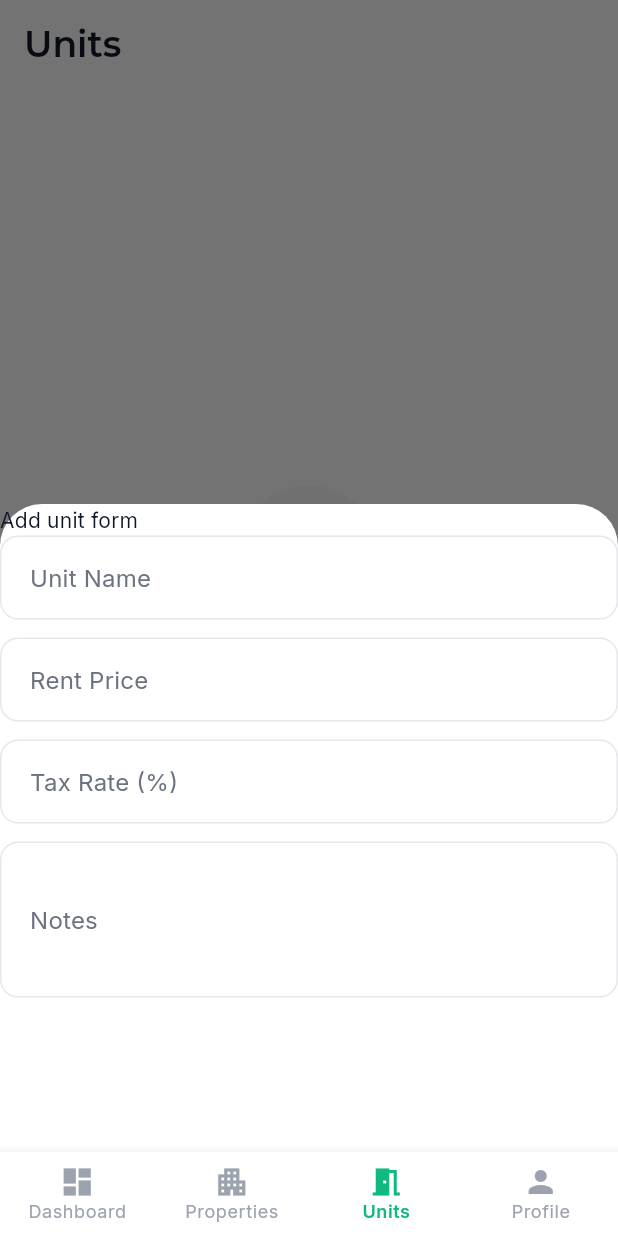
After one commit to BrianRigii/resident, a Flutter app: the UnitsScreen screen opened by its route, after a tap on the "add" icon, on a phone screen of 412 x 824 dp. The commit adds this screen. Run offline on Flutter 3.47's test engine with Material 3 defaults, Android fonts, the phone set to English and light mode, and no system bars; our stand-ins replace get_it, go_router, hive_ce, hive_ce_flutter, supabase_flutter; accounts and stored records are empty.

Commit message:
feat: add unit form and integrate with units screen

```diff
--- a/lib/features/properties/presentation/add_property_form.dart
+++ b/lib/features/properties/presentation/add_property_form.dart
@@ -1,7 +1,6 @@
 import 'package:flutter/material.dart';
 import 'package:go_router/go_router.dart';
 import 'package:provider/provider.dart';
-import 'package:resident/core/dependencies.dart';
 
 import 'package:resident/core/theme/app_spacing.dart';
 import 'package:resident/features/auth/domain/auth_service.dart';
--- /dev/null
+++ b/lib/features/units/presentation/add_unit_form.dart
@@ -0,0 +1,75 @@
+import 'package:flutter/material.dart';
+
+class AddUnitForm extends StatefulWidget {
+  const AddUnitForm({super.key});
+
+  @override
+  State<AddUnitForm> createState() => _AddUnitFormState();
+}
+
+class _AddUnitFormState extends State<AddUnitForm> {
+  final TextEditingController _unitNameController = TextEditingController();
+  final TextEditingController _rentPriceController = TextEditingController();
+  final TextEditingController _taxRateController = TextEditingController();
+  final TextEditingController _notesController = TextEditingController();
+
+  @override
+  Widget build(BuildContext context) {
+    return Form(
+      child: Column(
+        crossAxisAlignment: CrossAxisAlignment.stretch,
+        children: [
+          const Text('Add unit form'),
+
+          TextFormField(
+            controller: _unitNameController,
+            decoration: const InputDecoration(
+              labelText: 'Unit Name',
+              hintText: 'e.g., Apt 3B',
+            ),
+            textInputAction: TextInputAction.next,
+          ),
+          const SizedBox(height: 12),
+
+          TextFormField(
+            controller: _rentPriceController,
+            decoration: const InputDecoration(
+              labelText: 'Rent Price',
+              prefixText: '\$',
+            ),
+            keyboardType: const TextInputType.numberWithOptions(decimal: true),
+            textInputAction: TextInputAction.next,
+          ),
+          const SizedBox(height: 12),
+
+          TextFormField(
+            controller: _taxRateController,
+            decoration: const InputDecoration(
+              labelText: 'Tax Rate (%)',
+              suffixText: '%',
+            ),
+            keyboardType: const TextInputType.numberWithOptions(decimal: true),
+            textInputAction: TextInputAction.next,
+          ),
+          const SizedBox(height: 12),
+
+          TextFormField(
+            controller: _notesController,
+            decoration: const InputDecoration(labelText: 'Notes'),
+            maxLines: 3,
+            textInputAction: TextInputAction.done,
+          ),
+        ],
+      ),
+    );
+  }
+
+  @override
+  void dispose() {
+    _unitNameController.dispose();
+    _rentPriceController.dispose();
+    _taxRateController.dispose();
+    _notesController.dispose();
+    super.dispose();
+  }
+}
--- a/lib/features/units/presentation/units_screen.dart
+++ b/lib/features/units/presentation/units_screen.dart
@@ -2,14 +2,24 @@ import 'package:flutter/material.dart';
 import 'package:resident/core/theme/app_colors.dart';
 import 'package:resident/core/theme/app_text_styles.dart';
 import 'package:resident/core/widgets/common_widgets.dart';
+import 'package:resident/features/units/presentation/add_unit_form.dart';
 
 class UnitsScreen extends StatelessWidget {
   static const path = '/units';
   const UnitsScreen({super.key});
 
+  void _onAddUnit(BuildContext context) {
+    showModalBottomSheet(context: context, builder: (context) => AddUnitForm());
+  }
+
   @override
   Widget build(BuildContext context) {
-    return CustomScrollView(
+    return Scaffold(
+      floatingActionButton: FloatingActionButton(
+        onPressed: () => _onAddUnit(context),
+        child: const Icon(Icons.add),
+      ),
+      body: CustomScrollView(
         slivers: [
           SliverAppBar(
             floating: true,
@@ -21,10 +31,12 @@ class UnitsScreen extends StatelessWidget {
             child: EmptyState(
               icon: Icons.meeting_room,
               title: 'No Units Yet',
-            description: 'Add properties first, then create units within them',
+              description:
+                  'Add properties first, then create units within them',
             ),
           ),
         ],
+      ),
     );
   }
 }
```
Lines whose indentation alone changed are shown as unchanged.
